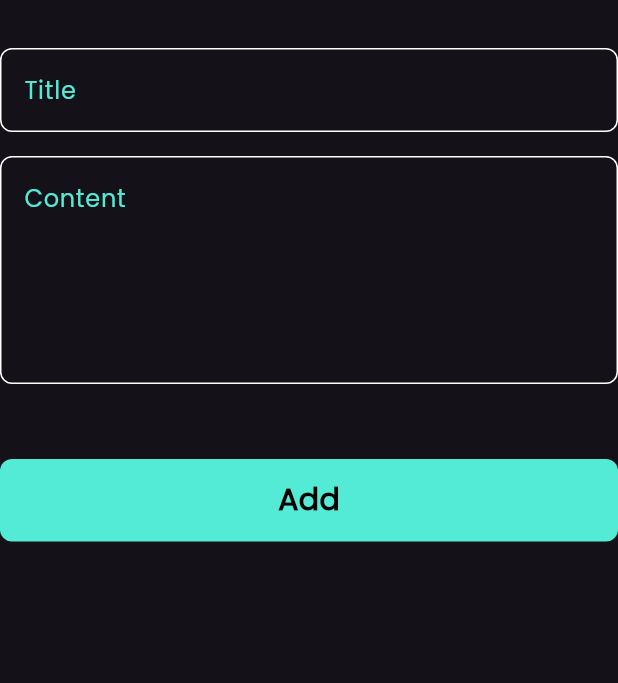
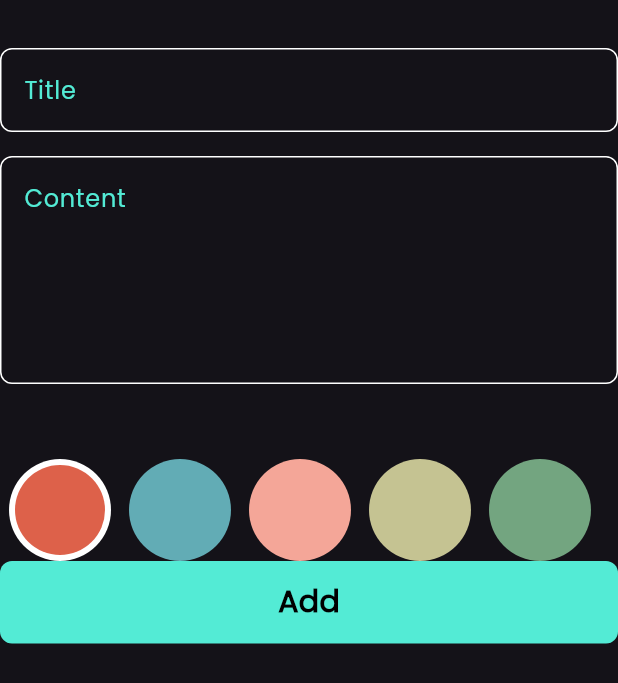
Before and after one commit to HadeerWncc/note_app, a Flutter app: the AddNoteForm widget shown alone on an empty page, opened directly, on a phone screen of 412 x 824 dp. Shown: the top 683 px of the screen. Run offline on Flutter 3.47's test engine with Material 3 defaults, Android fonts, the phone set to English and light mode, and no system bars; our stand-ins replace bloc, flutter_bloc, hive, hive_flutter; accounts and stored records are empty.

Commit message:
create color list

```diff
--- a/lib/views/widget/add_note_form.dart
+++ b/lib/views/widget/add_note_form.dart
@@ -3,6 +3,7 @@ import 'package:flutter_bloc/flutter_bloc.dart';
 import 'package:note_app/cubits/add_note_cubit/add_note_cubit.dart';
 import 'package:note_app/cubits/notes_cubit/notes_cubit.dart';
 import 'package:note_app/models/note_model.dart';
+import 'package:note_app/views/widget/colors_list.dart';
 import 'package:note_app/views/widget/custom_button.dart';
 import 'package:note_app/views/widget/custom_text_field.dart';
 import 'package:intl/intl.dart';
@@ -49,6 +50,7 @@ class _AddNoteFormState extends State<AddNoteForm> {
           const SizedBox(
             height: 50,
           ),
+          const ColorListView(),
           BlocBuilder<AddNoteCubit, AddNoteState>(
             builder: (context, state) {
               return CustomButton(
--- /dev/null
+++ b/lib/views/widget/colors_list.dart
@@ -0,0 +1,68 @@
+import 'package:flutter/material.dart';
+
+class ColorItem extends StatelessWidget {
+  const ColorItem({super.key, required this.selected, required this.color});
+  final bool selected;
+  final Color color;
+  @override
+  Widget build(BuildContext context) {
+    return selected
+        ? CircleAvatar(
+            radius: 34,
+            backgroundColor: Colors.white,
+            child: CircleAvatar(
+              radius: 30,
+              backgroundColor: color,
+            ),
+          )
+        : CircleAvatar(
+            radius: 34,
+            backgroundColor: color,
+          );
+  }
+}
+
+class ColorListView extends StatefulWidget {
+  const ColorListView({super.key});
+
+  @override
+  State<ColorListView> createState() => _ColorListViewState();
+}
+
+class _ColorListViewState extends State<ColorListView> {
+  int selectedIndex = 0;
+  List<Color> colors = const [
+    Color(0xffDD614A),
+    Color(0xff62ACB5),
+    Color(0xffF4A698),
+    Color(0xffC5C392),
+    Color(0xff73A580),
+  ];
+
+  @override
+  Widget build(BuildContext context) {
+    return SizedBox(
+      height: 2 * 34,
+      child: ListView.builder(
+          itemCount: colors.length,
+          scrollDirection: Axis.horizontal,
+          itemBuilder: (context, index) {
+            return Padding(
+              padding: const EdgeInsets.symmetric(horizontal: 6),
+              child: GestureDetector(
+                onTap: () {
+                  print(index);
+                  selectedIndex = index;
+                  setState(() {});
+                  print(selectedIndex);
+                },
+                child: ColorItem(
+                  color: colors[index],
+                  selected: selectedIndex == index,
+                ),
+              ),
+            );
+          }),
+    );
+  }
+}
```
